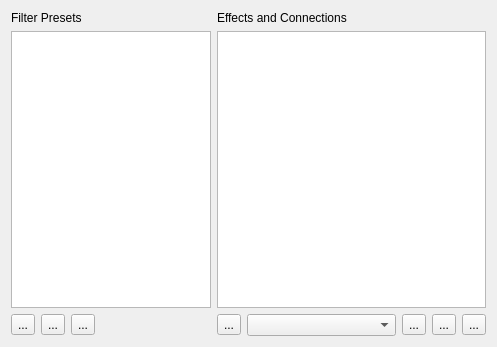
Qt form karbon/plugins/tools/filterEffectTool/FilterEffectEditWidget.ui (KDE/calligra) before a commit.
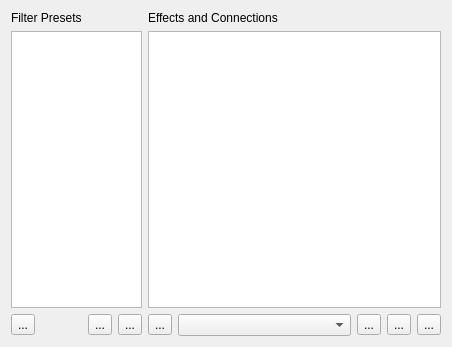
The same form after that commit. Custom widgets are drawn as their Qt base class.

Commit message: added support for filter presets using the koffice resource framework

```diff
--- a/karbon/plugins/tools/filterEffectTool/FilterEffectEditWidget.ui
+++ b/karbon/plugins/tools/filterEffectTool/FilterEffectEditWidget.ui
@@ -6,7 +6,7 @@
    <rect>
     <x>0</x>
     <y>0</y>
-    <width>497</width>
+    <width>452</width>
     <height>347</height>
    </rect>
   </property>
@@ -32,42 +32,24 @@
    <string>Filter Effect Editor</string>
   </property>
   <layout class="QGridLayout" name="gridLayout">
-   <item row="0" column="0" colspan="4">
+   <item row="0" column="0">
     <widget class="QLabel" name="label">
      <property name="text">
       <string>Filter Presets</string>
      </property>
     </widget>
    </item>
-   <item row="1" column="0" colspan="4">
-    <widget class="QListWidget" name="listWidget">
-     <property name="sizePolicy">
-      <sizepolicy hsizetype="MinimumExpanding" vsizetype="Preferred">
-       <horstretch>0</horstretch>
-       <verstretch>0</verstretch>
-      </sizepolicy>
-     </property>
-     <property name="minimumSize">
-      <size>
-       <width>0</width>
-       <height>0</height>
-      </size>
-     </property>
-     <property name="maximumSize">
-      <size>
-       <width>200</width>
-       <height>16777215</height>
-      </size>
-     </property>
-     <property name="baseSize">
-      <size>
-       <width>150</width>
-       <height>0</height>
-      </size>
+   <item row="0" column="3">
+    <widget class="QLabel" name="label_2">
+     <property name="text">
+      <string>Effects and Connections</string>
      </property>
     </widget>
    </item>
-   <item row="1" column="4">
+   <item row="1" column="0" colspan="3">
+    <widget class="QListView" name="presets"/>
+   </item>
+   <item row="1" column="3">
     <widget class="QGraphicsView" name="view"/>
    </item>
    <item row="2" column="0">
@@ -77,7 +59,21 @@
      </property>
     </widget>
    </item>
-   <item row="2" column="4">
+   <item row="2" column="1">
+    <widget class="QToolButton" name="removePreset">
+     <property name="text">
+      <string>...</string>
+     </property>
+    </widget>
+   </item>
+   <item row="2" column="2">
+    <widget class="QToolButton" name="copyPreset">
+     <property name="text">
+      <string>...</string>
+     </property>
+    </widget>
+   </item>
+   <item row="2" column="3">
     <layout class="QHBoxLayout" name="horizontalLayout">
      <item>
       <widget class="QToolButton" name="removeEffect">
@@ -112,27 +108,6 @@
      </item>
     </layout>
    </item>
-   <item row="2" column="1">
-    <widget class="QToolButton" name="removePreset">
-     <property name="text">
-      <string>...</string>
-     </property>
-    </widget>
-   </item>
-   <item row="0" column="4">
-    <widget class="QLabel" name="label_2">
-     <property name="text">
-      <string>Effects and Connections</string>
-     </property>
-    </widget>
-   </item>
-   <item row="2" column="2">
-    <widget class="QToolButton" name="copyPreset">
-     <property name="text">
-      <string>...</string>
-     </property>
-    </widget>
-   </item>
   </layout>
  </widget>
  <customwidgets>
```
The commit also changes 9 other files.
